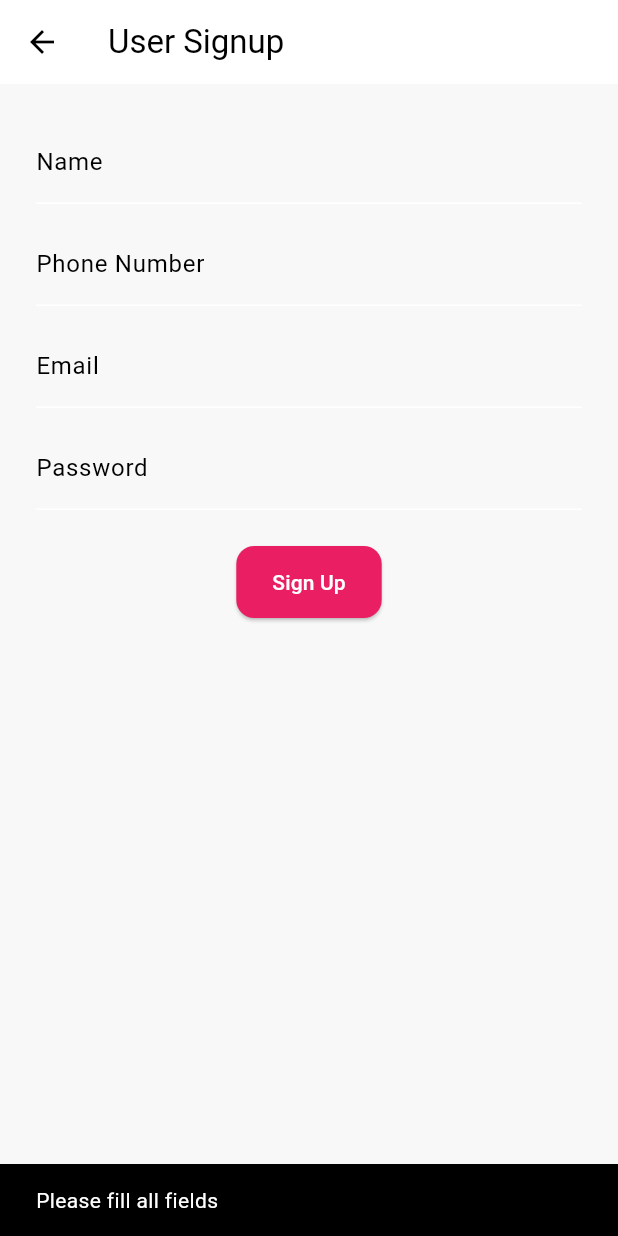
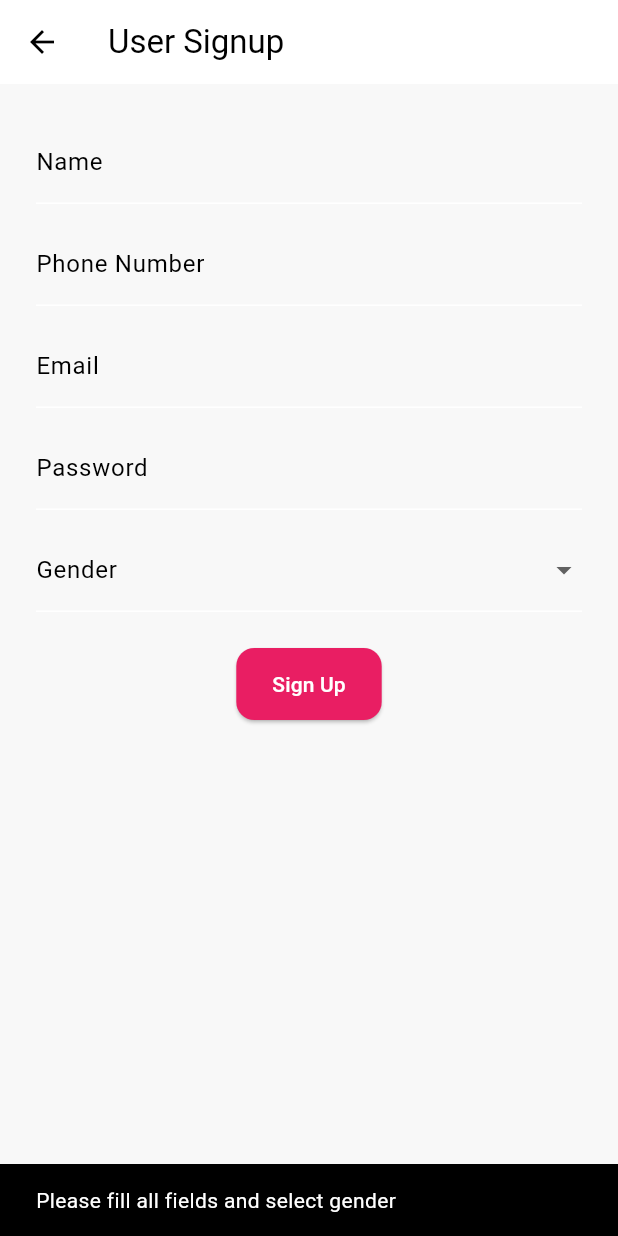
Before and after one commit to ummol-haier/women-safety-app-fixed, a Flutter app: the UserSignupScreen screen opened directly, after a tap on "Sign Up", on a phone screen of 412 x 824 dp. Run offline on Flutter 3.47's test engine with Material 3 defaults, Android fonts, the phone set to English and light mode, and no system bars; our stand-ins replace audioplayers, cloud_firestore, firebase_auth, geolocator, location, permission_handler and 2 more; accounts and stored records are empty.

Commit message:
Initial project upload with all features

```diff
--- a/lib/database/user_db.dart
+++ b/lib/database/user_db.dart
@@ -1,5 +1,6 @@
 import 'package:sqflite/sqflite.dart';
 import 'db_helper.dart';
+import 'package:cloud_firestore/cloud_firestore.dart';
 
 class User {
   final int? id;
@@ -8,8 +9,17 @@ class User {
   final String email;
   final String role; // User or Guardian
   final bool isLoggedIn;
+  final String gender;
 
-  User({this.id, required this.name, required this.phone, required this.email, required this.role, this.isLoggedIn = false});
+  User({
+    this.id,
+    required this.name,
+    required this.phone,
+    required this.email,
+    required this.role,
+    this.isLoggedIn = false,
+    required this.gender,
+  });
 
   // Always normalize phone number before saving toMap
   Map<String, dynamic> toMap() {
@@ -29,6 +39,7 @@ class User {
       'email': email,
       'role': role,
       'isLoggedIn': isLoggedIn ? 1 : 0,
+      'gender': gender,
     };
   }
 
@@ -49,6 +60,7 @@ class User {
       email: map['email'],
       role: map['role'],
       isLoggedIn: map['isLoggedIn'] == 1,
+      gender: map['gender'] ?? '',
     );
   }
 }
@@ -62,7 +74,8 @@ class UserDB {
         phone TEXT,
         email TEXT,
         role TEXT,
-        isLoggedIn INTEGER
+        isLoggedIn INTEGER,
+        gender TEXT
       )
     ''');
   }
@@ -105,4 +118,28 @@ class UserDB {
       await db.delete('users', where: 'id = ?', whereArgs: [user.id]);
     }
   }
+
+  static Future<void> deleteLoggedInUserAndFirestore() async {
+    final db = await DBHelper().database;
+    final user = await getLoggedInUser();
+    if (user != null && user.id != null) {
+      // Remove from Firestore (guardian_links and alerts)
+      try {
+        // Remove user from all guardian_links (where this user is listed as a guardian's user)
+        // This is a best-effort cleanup; you may want to adjust for your schema
+        final firestore = FirebaseFirestore.instance;
+        final guardianLinks = await firestore.collection('guardian_links').get();
+        for (final doc in guardianLinks.docs) {
+          final guardians = (doc.data()['guardians'] ?? []) as List;
+          guardians.removeWhere((g) => (g['userPhone'] ?? '') == user.phone);
+          await doc.reference.update({'guardians': guardians});
+        }
+        // Remove any alert for this user (if you store by user phone)
+        await firestore.collection('alerts').doc(user.phone).delete();
+      } catch (e) {
+        print('Firestore cleanup error: ' + e.toString());
+      }
+      await db.delete('users', where: 'id = ?', whereArgs: [user.id]);
+    }
+  }
 }
--- a/lib/screens/guardian/guardian_signup_screen.dart
+++ b/lib/screens/guardian/guardian_signup_screen.dart
@@ -59,6 +59,7 @@ class _GuardianSignupScreenState extends State<GuardianSignupScreen> {
       email: email,
       password: password,
       isLoggedIn: true,
+      isFemale: _selectedGender == 'female',
     );
     try {
       final id = await GuardianDB.insertGuardian(guardian);
--- a/lib/screens/user/user_signup_screen.dart
+++ b/lib/screens/user/user_signup_screen.dart
@@ -14,15 +14,26 @@ class _UserSignupScreenState extends State<UserSignupScreen> {
   final _phoneController = TextEditingController();
   final _emailController = TextEditingController();
   final _passwordController = TextEditingController();
+  String? _selectedGender;
 
   void _signup() async {
     final name = _nameController.text.trim();
     final phone = _phoneController.text.trim();
     final email = _emailController.text.trim();
     final password = _passwordController.text.trim();
-    if (name.isEmpty || phone.isEmpty || email.isEmpty || password.isEmpty) {
+    if (name.isEmpty ||
+        phone.isEmpty ||
+        email.isEmpty ||
+        password.isEmpty ||
+        _selectedGender == null) {
       ScaffoldMessenger.of(context).showSnackBar(
-        const SnackBar(content: Text('Please fill all fields')),
+        const SnackBar(content: Text('Please fill all fields and select gender')),
+      );
+      return;
+    }
+    if (_selectedGender == 'male') {
+      ScaffoldMessenger.of(context).showSnackBar(
+        const SnackBar(content: Text('Male users cannot sign up. Only females can sign up as users.')),
       );
       return;
     }
@@ -32,6 +43,7 @@ class _UserSignupScreenState extends State<UserSignupScreen> {
       email: email,
       role: 'User',
       isLoggedIn: true,
+      gender: _selectedGender!,
     );
     await UserDB.logoutAll();
     await UserDB.insertUser(user);
@@ -71,6 +83,20 @@ class _UserSignupScreenState extends State<UserSignupScreen> {
               obscureText: true,
               decoration: const InputDecoration(labelText: 'Password'),
             ),
+            const SizedBox(height: 12),
+            DropdownButtonFormField<String>(
+              value: _selectedGender,
+              items: const [
+                DropdownMenuItem(value: 'female', child: Text('Female')),
+                DropdownMenuItem(value: 'male', child: Text('Male')),
+              ],
+              onChanged: (val) {
+                setState(() {
+                  _selectedGender = val;
+                });
+              },
+              decoration: const InputDecoration(labelText: 'Gender'),
+            ),
             const SizedBox(height: 24),
             ElevatedButton(
               onPressed: _signup,
```
Also changed, not shown: lib/database/guardian_db.dart (+24 -1 lines), lib/screens/guardian/guardian_home_screen.dart (+48 -3 lines), lib/screens/user/user_home_screen.dart (+9 -2 lines), 1 other file.
